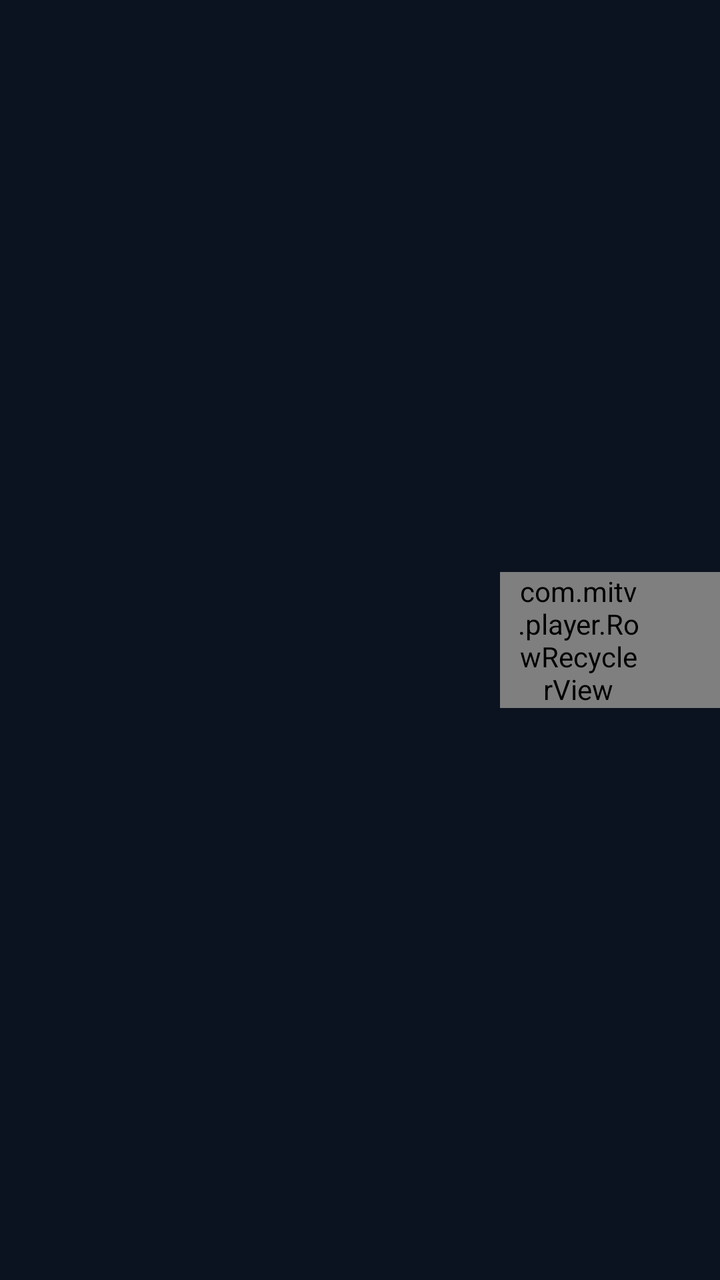
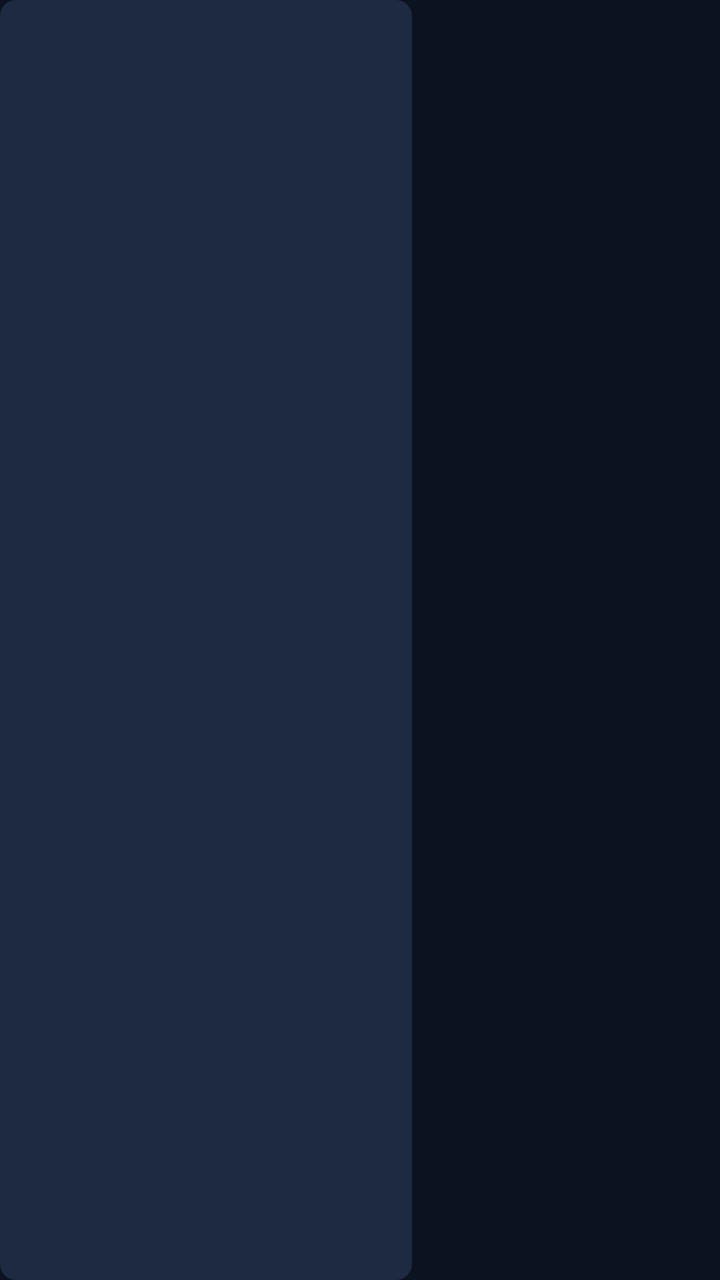

Compare the two renders of this Android layout. The source of the first and the diff that turns it into the second are given below.
<!-- AndroidManifest.xml: application theme Theme.MiTV -->
<!-- res/layout/item_guide_row.xml -->
<?xml version="1.0" encoding="utf-8"?>
<LinearLayout xmlns:android="http://schemas.android.com/apk/res/android"
    android:layout_width="match_parent"
    android:layout_height="wrap_content"
    android:descendantFocusability="afterDescendants"
    android:gravity="center_vertical"
    android:orientation="horizontal"
    android:paddingStart="40dp"
    android:paddingTop="4dp"
    android:paddingBottom="4dp">

    <LinearLayout
        android:id="@+id/channelCell"
        android:layout_width="210dp"
        android:layout_height="64dp"
        android:background="@drawable/bg_item"
        android:clickable="true"
        android:focusable="true"
        android:gravity="center_vertical"
        android:orientation="horizontal"
        android:paddingStart="8dp"
        android:paddingEnd="8dp">

        <ImageView
            android:id="@+id/logo"
            android:layout_width="56dp"
            android:layout_height="36dp"
            android:importantForAccessibility="no"
            android:scaleType="fitCenter" />

        <TextView
            android:id="@+id/name"
            android:layout_width="0dp"
            android:layout_height="wrap_content"
            android:layout_marginStart="10dp"
            android:layout_weight="1"
            android:ellipsize="end"
            android:maxLines="2"
            android:textColor="@color/text"
            android:textSize="14sp" />
    </LinearLayout>

    <com.mitv.player.RowRecyclerView
        android:id="@+id/programs"
        android:layout_width="0dp"
        android:layout_height="wrap_content"
        android:layout_weight="1"
        android:clipToPadding="false"
        android:descendantFocusability="afterDescendants"
        android:paddingStart="8dp"
        android:paddingEnd="40dp" />
</LinearLayout>
<!-- resources referenced by this layout -->
<resources>
  <color name="text">#FFFFFFFF</color>
  <!-- drawable bg_item (drawable) -->
  <?xml version="1.0" encoding="utf-8"?>
  <selector xmlns:android="http://schemas.android.com/apk/res/android">
      <item android:state_focused="true">
          <shape><solid android:color="@color/accent" /><corners android:radius="10dp" /></shape>
      </item>
      <item>
          <shape><solid android:color="#00000000" /><corners android:radius="10dp" /></shape>
      </item>
  </selector>
  <style name="Theme.MiTV" parent="Theme.AppCompat.NoActionBar">
          <item name="android:windowBackground">@color/bg</item>
          <item name="colorPrimary">@color/accent</item>
          <item name="colorPrimaryDark">@color/bg</item>
          <item name="colorAccent">@color/accent</item>
          <item name="android:textColorPrimary">@color/text</item>
          <item name="android:textColorSecondary">@color/text_dim</item>
      </style>
  <color name="accent">#FF3B82F6</color>
  <color name="bg">#FF0B1220</color>
  <color name="text_dim">#FF94A3B8</color>
</resources>

<!-- the commit's change to res/layout/item_guide_row.xml (unified diff, before → after) -->
@@ -1,21 +1,17 @@
 <?xml version="1.0" encoding="utf-8"?>
 <LinearLayout xmlns:android="http://schemas.android.com/apk/res/android"
     android:layout_width="match_parent"
-    android:layout_height="wrap_content"
-    android:descendantFocusability="afterDescendants"
+    android:layout_height="60dp"
+    android:layout_marginBottom="4dp"
     android:gravity="center_vertical"
-    android:orientation="horizontal"
-    android:paddingStart="40dp"
-    android:paddingTop="4dp"
-    android:paddingBottom="4dp">
+    android:orientation="horizontal">
 
     <LinearLayout
         android:id="@+id/channelCell"
-        android:layout_width="210dp"
-        android:layout_height="64dp"
-        android:background="@drawable/bg_item"
-        android:clickable="true"
-        android:focusable="true"
+        android:layout_width="206dp"
+        android:layout_height="match_parent"
+        android:layout_marginEnd="4dp"
+        android:background="@drawable/card_bg"
         android:gravity="center_vertical"
         android:orientation="horizontal"
         android:paddingStart="8dp"
@@ -23,8 +19,8 @@
 
         <ImageView
             android:id="@+id/logo"
-            android:layout_width="56dp"
-            android:layout_height="36dp"
+            android:layout_width="52dp"
+            android:layout_height="34dp"
             android:importantForAccessibility="no"
             android:scaleType="fitCenter" />
 
@@ -32,21 +28,17 @@
             android:id="@+id/name"
             android:layout_width="0dp"
             android:layout_height="wrap_content"
-            android:layout_marginStart="10dp"
+            android:layout_marginStart="8dp"
             android:layout_weight="1"
             android:ellipsize="end"
             android:maxLines="2"
             android:textColor="@color/text"
-            android:textSize="14sp" />
+            android:textSize="13sp" />
     </LinearLayout>
 
-    <com.mitv.player.RowRecyclerView
-        android:id="@+id/programs"
-        android:layout_width="0dp"
-        android:layout_height="wrap_content"
-        android:layout_weight="1"
-        android:clipToPadding="false"
-        android:descendantFocusability="afterDescendants"
-        android:paddingStart="8dp"
-        android:paddingEnd="40dp" />
+    <FrameLayout
+        android:id="@+id/timeline"
+        android:layout_width="match_parent"
+        android:layout_height="match_parent"
+        android:clipChildren="true" />
 </LinearLayout>
<!-- resource entries referenced after the edit -->
@@ -1,16 +1,12 @@
 <!-- resources referenced by this layout -->
 <resources>
   <color name="text">#FFFFFFFF</color>
-  <!-- drawable bg_item (drawable) -->
+  <!-- drawable card_bg (drawable) -->
   <?xml version="1.0" encoding="utf-8"?>
-  <selector xmlns:android="http://schemas.android.com/apk/res/android">
-      <item android:state_focused="true">
-          <shape><solid android:color="@color/accent" /><corners android:radius="10dp" /></shape>
-      </item>
-      <item>
-          <shape><solid android:color="#00000000" /><corners android:radius="10dp" /></shape>
-      </item>
-  </selector>
+  <shape xmlns:android="http://schemas.android.com/apk/res/android">
+      <solid android:color="@color/surface_hi" />
+      <corners android:radius="8dp" />
+  </shape>
   <style name="Theme.MiTV" parent="Theme.AppCompat.NoActionBar">
           <item name="android:windowBackground">@color/bg</item>
           <item name="colorPrimary">@color/accent</item>
@@ -19,6 +15,7 @@
           <item name="android:textColorPrimary">@color/text</item>
           <item name="android:textColorSecondary">@color/text_dim</item>
       </style>
+  <color name="surface_hi">#FF1E2A42</color>
   <color name="accent">#FF3B82F6</color>
   <color name="bg">#FF0B1220</color>
   <color name="text_dim">#FF94A3B8</color>
